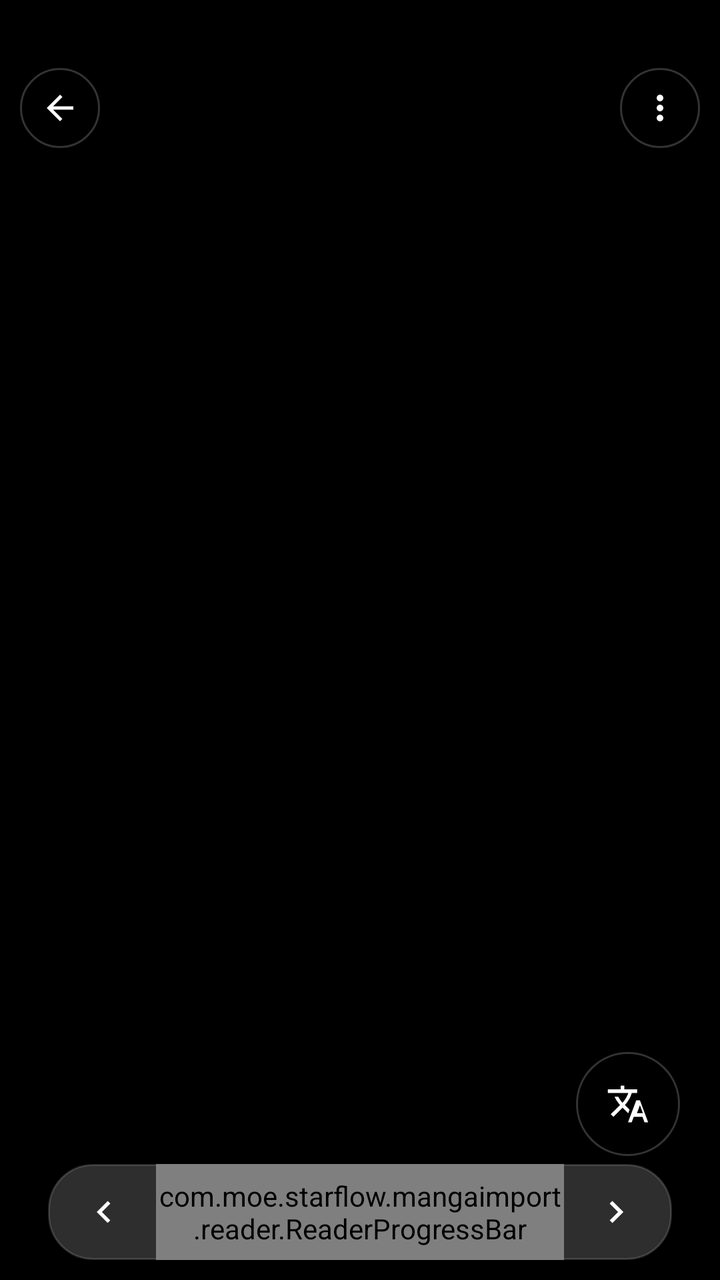
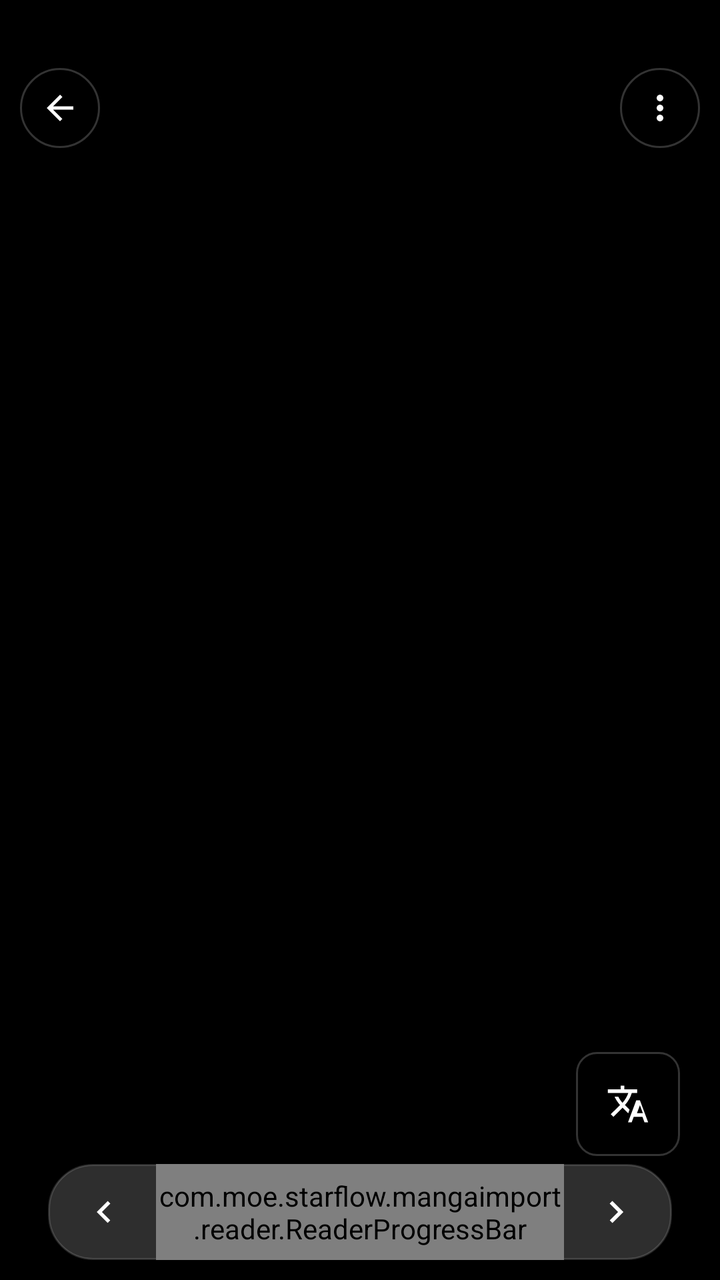

An Android layout rendered at two revisions. The XML below is the earlier revision; the diff shows what the commit changed to produce the second picture.
<!-- AndroidManifest.xml: activity theme Theme.MaterialComponents.DayNight.NoActionBar -->
<!-- res/layout/activity_manga_reader.xml -->
<?xml version="1.0" encoding="utf-8"?>
<FrameLayout
    xmlns:android="http://schemas.android.com/apk/res/android"
    android:layout_width="match_parent"
    android:layout_height="match_parent"
    android:background="#000000">

    
    <androidx.viewpager2.widget.ViewPager2
        android:id="@+id/viewPager"
        android:layout_width="match_parent"
        android:layout_height="match_parent"/>

    
    <androidx.recyclerview.widget.RecyclerView
        android:id="@+id/webtoonList"
        android:layout_width="match_parent"
        android:layout_height="match_parent"
        android:visibility="gone"/>

    
    <FrameLayout
        android:id="@+id/btn_back"
        android:layout_width="wrap_content"
        android:layout_height="wrap_content"
        android:layout_gravity="top|start"
        android:layout_marginStart="10dp"
        android:layout_marginTop="34dp"
        android:background="@drawable/bg_floating_btn_view"
        android:padding="10dp"
        android:clickable="true"
        android:contentDescription="@string/reader_back">

        <ImageView
            android:layout_width="20dp"
            android:layout_height="20dp"
            android:src="@drawable/ic_reader_back"
            android:contentDescription="@string/reader_back"/>
    </FrameLayout>

    
    <FrameLayout
        android:id="@+id/btn_menu"
        android:layout_width="wrap_content"
        android:layout_height="wrap_content"
        android:layout_gravity="top|end"
        android:layout_marginEnd="10dp"
        android:layout_marginTop="34dp"
        android:background="@drawable/bg_floating_btn_view"
        android:padding="10dp"
        android:clickable="true"
        android:contentDescription="@string/reader_tab_more">

        <ImageView
            android:layout_width="20dp"
            android:layout_height="20dp"
            android:src="@drawable/ic_reader_more"
            android:tint="#FFFFFF"
            android:contentDescription="@string/reader_tab_more"/>
    </FrameLayout>

    
    <TextView
        android:id="@+id/tv_page_indicator"
        android:layout_width="wrap_content"
        android:layout_height="wrap_content"
        android:layout_gravity="top|center_horizontal"
        android:layout_marginTop="38dp"
        android:background="@drawable/bg_pill_dark"
        android:paddingStart="12dp"
        android:paddingTop="5dp"
        android:paddingEnd="12dp"
        android:paddingBottom="5dp"
        android:textColor="#FFFFFF"
        android:textSize="13sp"/>

    
    <LinearLayout
        android:id="@+id/bottom_progress"
        android:layout_width="match_parent"
        android:layout_height="48dp"
        android:layout_gravity="bottom"
        android:orientation="horizontal"
        android:gravity="center_vertical"
        android:background="@drawable/bg_progress_pill"
        android:layout_marginStart="24dp"
        android:layout_marginEnd="24dp"
        android:layout_marginBottom="10dp"
        android:paddingStart="6dp"
        android:paddingEnd="6dp">

        <FrameLayout
            android:id="@+id/btn_prev"
            android:layout_width="44dp"
            android:layout_height="match_parent"
            android:gravity="center"
            android:clickable="true"
            android:contentDescription="@string/reader_prev">

            <ImageView
                android:layout_width="22dp"
                android:layout_height="22dp"
                android:layout_gravity="center"
                android:src="@drawable/ic_reader_prev"
                android:contentDescription="@string/reader_prev"/>
        </FrameLayout>

        <com.moe.starflow.mangaimport.reader.ReaderProgressBar
            android:id="@+id/reader_progress"
            android:layout_width="0dp"
            android:layout_height="match_parent"
            android:layout_weight="1"
            android:layout_gravity="center_vertical"
            android:layout_marginHorizontal="4dp"/>

        <FrameLayout
            android:id="@+id/btn_next"
            android:layout_width="44dp"
            android:layout_height="match_parent"
            android:gravity="center"
            android:clickable="true"
            android:contentDescription="@string/reader_next">

            <ImageView
                android:layout_width="22dp"
                android:layout_height="22dp"
                android:layout_gravity="center"
                android:src="@drawable/ic_reader_next"
                android:contentDescription="@string/reader_next"/>
        </FrameLayout>
    </LinearLayout>

    
    <LinearLayout
        android:id="@+id/translate_group"
        android:layout_width="wrap_content"
        android:layout_height="wrap_content"
        android:layout_gravity="bottom|end"
        android:layout_marginEnd="20dp"
        android:layout_marginBottom="62dp"
        android:orientation="horizontal"
        android:gravity="center"
        android:padding="6dp"
        android:background="@drawable/bg_floating_btn_view">

        <FrameLayout
            android:id="@+id/btn_toggle_translate"
            android:layout_width="40dp"
            android:layout_height="40dp"
            android:gravity="center"
            android:clickable="true"
            android:visibility="gone"
            android:contentDescription="@string/reader_toggle_desc">
            <ImageView
                android:id="@+id/iv_toggle_translate"
                android:layout_width="22dp"
                android:layout_height="22dp"
                android:layout_gravity="center"
                android:src="@drawable/ic_reader_translate"
                android:tint="#FFFFFF"
                android:contentDescription="@string/reader_toggle_desc"/>
        </FrameLayout>

        <FrameLayout
            android:id="@+id/btn_translate"
            android:layout_width="40dp"
            android:layout_height="40dp"
            android:gravity="center"
            android:clickable="true"
            android:contentDescription="@string/reader_tab_translate">
            <ImageView
                android:id="@+id/iv_translate"
                android:layout_width="22dp"
                android:layout_height="22dp"
                android:layout_gravity="center"
                android:src="@drawable/ic_reader_translate"
                android:tint="#FFFFFF"
                android:contentDescription="@string/reader_tab_translate"/>
        </FrameLayout>
    </LinearLayout>

</FrameLayout>
<!-- resources referenced by this layout -->
<resources>
  <!-- drawable bg_floating_btn_view (drawable) -->
  <selector xmlns:android="http://schemas.android.com/apk/res/android">
      <item android:drawable="@drawable/bg_floating_btn" android:state_pressed="false"/>
      <item android:drawable="@drawable/bg_floating_btn_pressed"/>
  </selector>
  <!-- drawable bg_pill_dark (drawable) -->
  <shape xmlns:android="http://schemas.android.com/apk/res/android"
      android:shape="rectangle">
      <corners android:radius="12dp" />
      <solid android:color="#66000000" />
  </shape>
  <!-- drawable bg_progress_pill (drawable) -->
  <shape xmlns:android="http://schemas.android.com/apk/res/android"
      android:shape="rectangle">
      <corners android:radius="22dp" />
      <solid android:color="#E8333333" />
      <stroke android:width="1dp" android:color="#26FFFFFF" />
  </shape>
  <!-- drawable ic_reader_back (drawable) -->
  <vector xmlns:android="http://schemas.android.com/apk/res/android" android:width="24dp" android:height="24dp" android:viewportWidth="24" android:viewportHeight="24">
    <path android:fillColor="#FFFFFFFF" android:pathData="M20,11H7.83l5.59,-5.59L12,4l-8,8 8,8 1.41,-1.41L7.83,13H20v-2z"/>
  </vector>
  <!-- drawable ic_reader_more (drawable) -->
  <vector xmlns:android="http://schemas.android.com/apk/res/android" android:width="24dp" android:height="24dp" android:viewportWidth="24" android:viewportHeight="24">
    <path android:fillColor="#FF000000" android:pathData="M12,8c1.1,0 2,-0.9 2,-2s-0.9,-2 -2,-2 -2,0.9 -2,2 0.9,2 2,2zM12,10c-1.1,0 -2,0.9 -2,2s0.9,2 2,2 2,-0.9 2,-2 -0.9,-2 -2,-2zM12,16c-1.1,0 -2,0.9 -2,2s0.9,2 2,2 2,-0.9 2,-2 -0.9,-2 -2,-2z"/>
  </vector>
  <!-- drawable ic_reader_next (drawable) -->
  <vector xmlns:android="http://schemas.android.com/apk/res/android" android:width="22dp" android:height="22dp" android:viewportWidth="24" android:viewportHeight="24">
    <path android:fillColor="#FFFFFFFF" android:pathData="M8.59,16.59L13.17,12 8.59,7.41 10,6l6,6 -6,6z"/>
  </vector>
  <!-- drawable ic_reader_prev (drawable) -->
  <vector xmlns:android="http://schemas.android.com/apk/res/android" android:width="22dp" android:height="22dp" android:viewportWidth="24" android:viewportHeight="24">
    <path android:fillColor="#FFFFFFFF" android:pathData="M15.41,16.59L10.83,12l4.58,-4.59L14,6l-6,6 6,6z"/>
  </vector>
  <string name="reader_back">Back</string>
  <string name="reader_next">Next page</string>
  <string name="reader_prev">Previous page</string>
  <string name="reader_tab_more">More</string>
  <string name="reader_tab_translate">Translate</string>
  <string name="reader_toggle_desc">Toggle translated/original/plain</string>
  <!-- drawable bg_floating_btn (drawable) -->
  <shape xmlns:android="http://schemas.android.com/apk/res/android" android:shape="oval">
      <solid android:color="#AA000000" />
      <stroke android:width="1dp" android:color="#33FFFFFF" />
  </shape>
  <!-- drawable bg_floating_btn_pressed (drawable) -->
  <shape xmlns:android="http://schemas.android.com/apk/res/android" android:shape="oval">
      <solid android:color="#66FFFFFF" />
      <stroke android:width="1dp" android:color="#55FFFFFF" />
  </shape>
  <!-- unchanged entries left out for length: 1 -->
</resources>

<!-- the commit's change to res/layout/activity_manga_reader.xml (unified diff, before → after) -->
@@ -141,7 +141,7 @@
         android:orientation="horizontal"
         android:gravity="center"
         android:padding="6dp"
-        android:background="@drawable/bg_floating_btn_view">
+        android:background="@drawable/bg_reader_translate_group">
 
         <FrameLayout
             android:id="@+id/btn_toggle_translate"
<!-- resource entries referenced after the edit -->
@@ -17,6 +17,14 @@
       <corners android:radius="22dp" />
       <solid android:color="#E8333333" />
       <stroke android:width="1dp" android:color="#26FFFFFF" />
+  </shape>
+  <!-- drawable bg_reader_translate_group (drawable) -->
+  <?xml version="1.0" encoding="utf-8"?>
+  <shape xmlns:android="http://schemas.android.com/apk/res/android"
+      android:shape="rectangle">
+      <solid android:color="#AA000000"/>
+      <stroke android:width="1dp" android:color="#33FFFFFF"/>
+      <corners android:radius="10dp"/>
   </shape>
   <!-- drawable ic_reader_back (drawable) -->
   <vector xmlns:android="http://schemas.android.com/apk/res/android" android:width="24dp" android:height="24dp" android:viewportWidth="24" android:viewportHeight="24">
